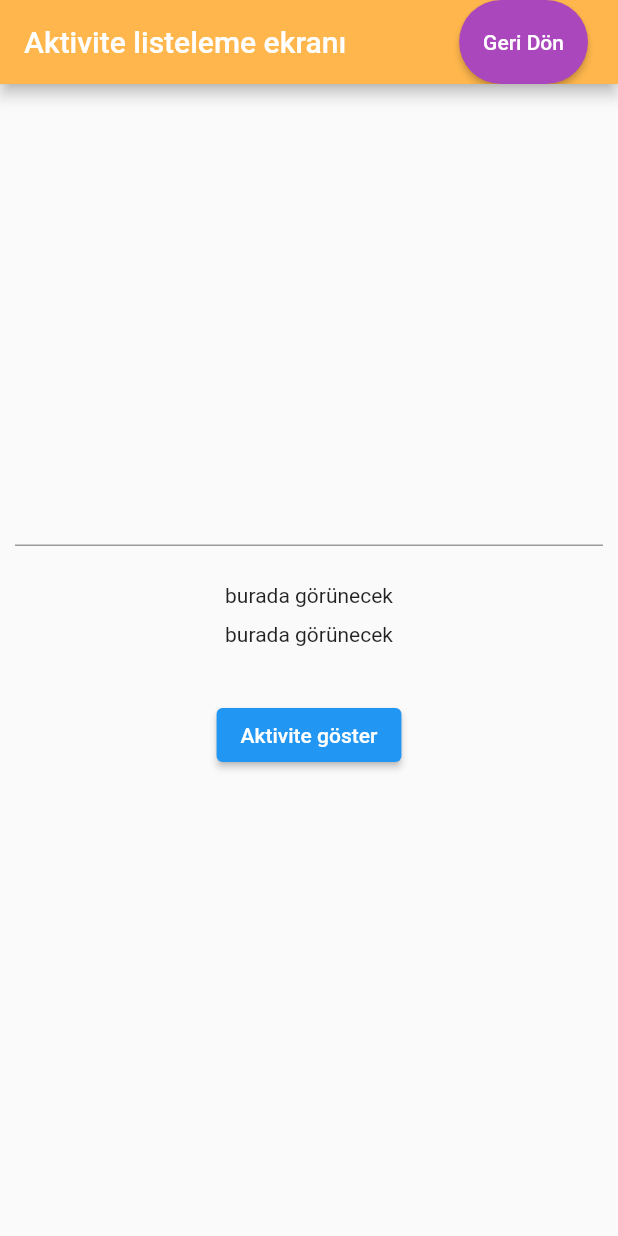
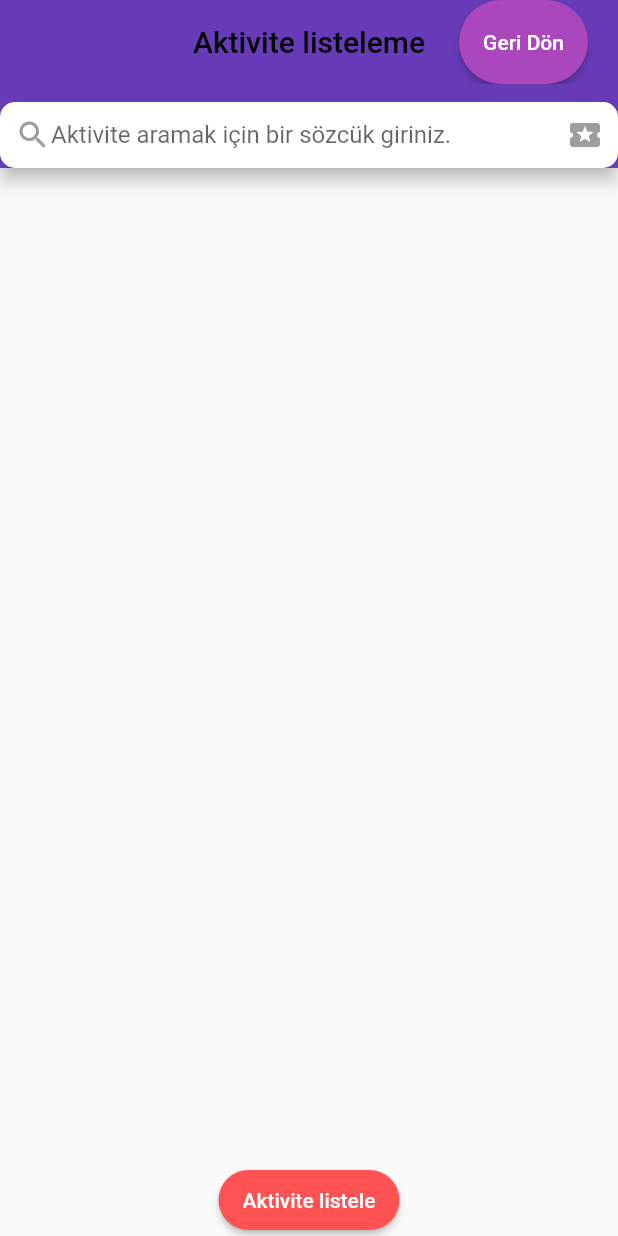
Before and after one commit to YigitOcal1/Housey, a Flutter app: the ShowActivity screen opened directly, on a phone screen of 412 x 824 dp. Run offline on Flutter 3.47's test engine with Material 2 defaults, Android fonts, the phone set to English and light mode, and no system bars; our stand-ins replace cloud_firestore, firebase_auth, firebase_core, firebase_database, fluttertoast; accounts and stored records are empty.

Commit message:
birleştirilmiş hali

```diff
--- a/lib/views/showactivity_screen.dart
+++ b/lib/views/showactivity_screen.dart
@@ -18,6 +18,7 @@ class _ShowActivityState extends State<ShowActivity> {
   final databaseRef = FirebaseDatabase.instance.reference().child('activities');
   final authstate = FirebaseAuth.instance.currentUser;
   late ActivityModel activity;
+  List<Map<dynamic, dynamic>> lists = [];
 
   final Future<FirebaseApp> _future = Firebase.initializeApp();
   String displayTitle = 'burada görünecek';
@@ -37,10 +38,10 @@ class _ShowActivityState extends State<ShowActivity> {
       setState(() {
         Map<dynamic, dynamic> values = dataSnapshot.value;
         values.forEach((key, values) {
+          lists.add(values);
+          print(lists);
           print(values["userid"]);
           displayTitle = values['title'];
-          titleList.add(values['title']);
-          print("olllllllllllllllllllllllll  " + values['title'].toString());
           //print("titledebug  " + displayTitle);
           //print(values["title"]);
           displayDate = values['date'];
@@ -62,9 +63,54 @@ class _ShowActivityState extends State<ShowActivity> {
     //printFirebase();
     return Scaffold(
       appBar: AppBar(
-        backgroundColor: (Colors.orange[300]),
-        title: Text('Aktivite listeleme ekranı'),
+        elevation: 5.0,
+        backgroundColor: (Colors.deepPurple),
+        title: Text(
+          'Aktivite listeleme',
+          style: TextStyle(color: Colors.black),
+        ),
+        centerTitle: true,
         automaticallyImplyLeading: false,
+        bottom: PreferredSize(
+          preferredSize: Size.fromHeight(kToolbarHeight),
+          child: Container(
+            //  padding: const EdgeInsets.all(8),
+            decoration: BoxDecoration(
+              borderRadius: BorderRadius.circular(10),
+              color: Colors.white,
+            ),
+            child: Padding(
+              padding: const EdgeInsets.all(10.0),
+              child: Material(
+                color: Colors.white,
+                child: Row(
+                  mainAxisSize: MainAxisSize.min,
+                  children: <Widget>[
+                    Icon(
+                      Icons.search,
+                      color: Colors.grey,
+                    ),
+                    Expanded(
+                      child: TextField(
+                        decoration: InputDecoration.collapsed(
+                            hintText:
+                                'Aktivite aramak için bir sözcük giriniz.'),
+                        onSubmitted: (value) {},
+                      ),
+                    ),
+                    InkWell(
+                      child: Icon(
+                        Icons.local_activity,
+                        color: Colors.grey,
+                      ),
+                      onTap: () {},
+                    )
+                  ],
+                ),
+              ),
+            ),
+          ),
+        ),
         actions: <Widget>[
           Padding(
             padding: EdgeInsets.only(right: 20.0),
@@ -82,47 +128,38 @@ class _ShowActivityState extends State<ShowActivity> {
           )
         ],
       ),
-      body: FutureBuilder(
-          future: _future, // buraya methodu eklersen direkt çağırır
-          builder: (context, snapshot) {
-            if (snapshot.hasError) {
-              return Text(snapshot.error.toString());
-            } else {
-              return Container(
+      body: Column(
+        children: [
+          Expanded(
+            child: ListView.builder(
+                shrinkWrap: true,
+                itemCount: lists.length,
+                itemBuilder: (BuildContext context, int index) {
+                  return Card(
                     child: Column(
+                      crossAxisAlignment: CrossAxisAlignment.start,
                       children: <Widget>[
-                    SizedBox(height: 250.0),
-                    Padding(
-                      padding: EdgeInsets.all(10.0),
-                      child: TextField(
-                        controller: titlecontroller,
+                        Text("Başlık: " + lists[index]["title"]),
+                        Text("Tarih: " + lists[index]["date"]),
+                        Text("Kişi sayısı: " + lists[index]["peoplenumber"]),
+                      ],
                     ),
+                  );
+                }),
           ),
-                    Padding(
-                      padding: const EdgeInsets.all(5.0),
-                      child: Column(
-                          children: []), //to do: liste şeklinde göstermedd
-                    ),
-                    Padding(
-                      padding: const EdgeInsets.all(5.0),
-                      child: Text(displayDate),
-                    ),
-                    Padding(
-                      padding: const EdgeInsets.all(5.0),
-                      child: Text(displayMaxpeople),
-                    ),
-                    SizedBox(height: 30.0),
-                    Center(
-                        child: ElevatedButton(
-                            child: Text("Aktivite göster"),
+          ElevatedButton(
             onPressed: () {
               getActivity();
-                            })),
+            },
+            style: ElevatedButton.styleFrom(
+                primary: Colors.redAccent,
+                minimumSize: Size(85.0, 40.0),
+                shape: new RoundedRectangleBorder(
+                    borderRadius: new BorderRadius.circular(50.0))),
+            child: Text('Aktivite listele'),
+          ),
         ],
       ),
     );
   }
-          }),
-    );
 }
-}
```
Lines whose indentation alone changed are shown as unchanged.
